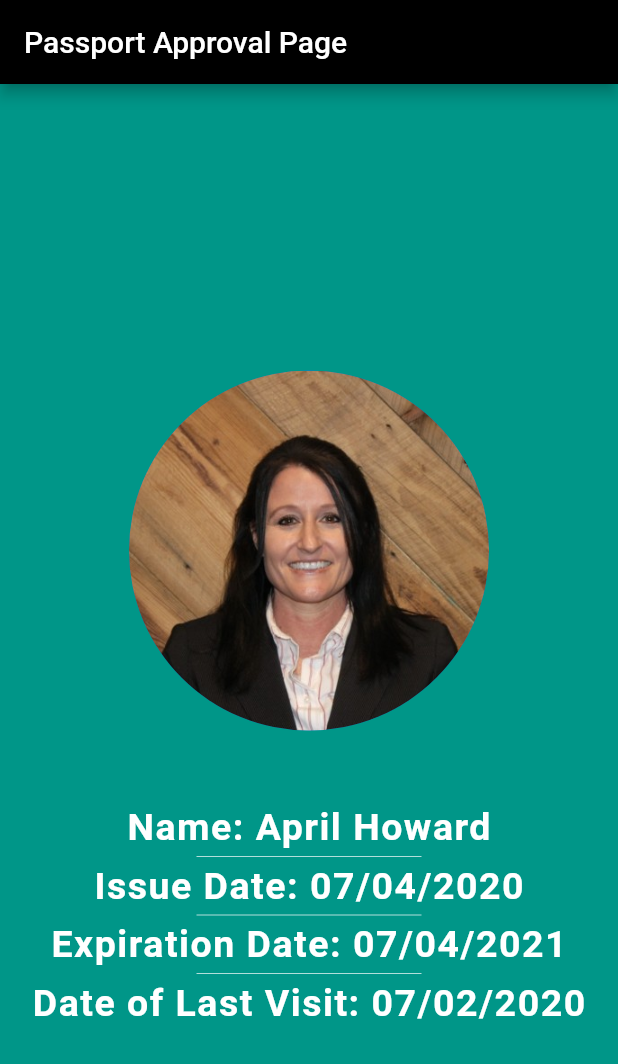
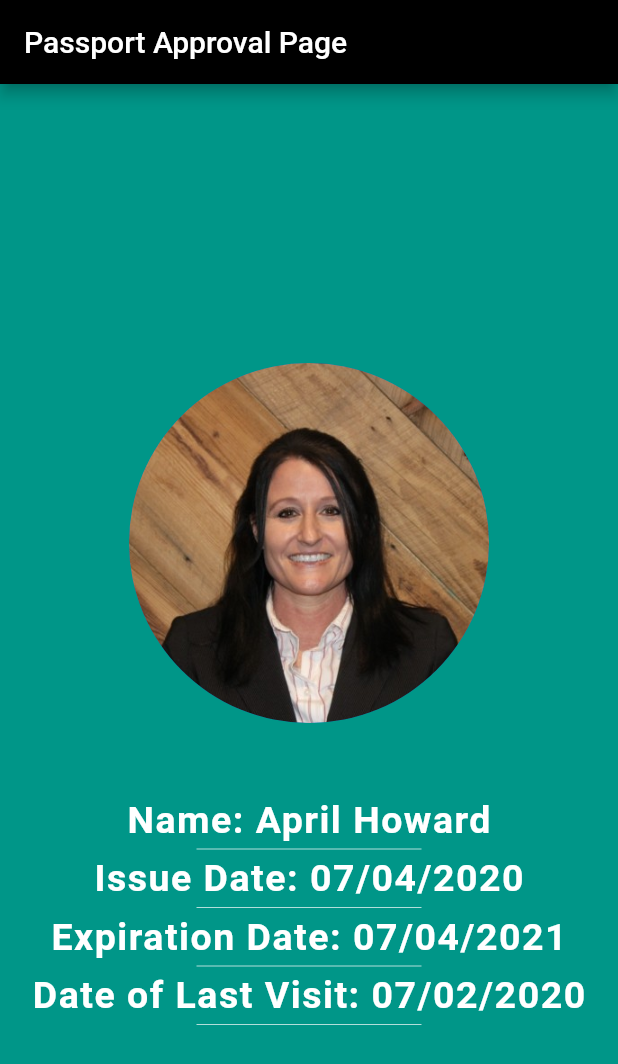
Before and after one commit to apphow/start_to_finish, a Flutter app: the screen it shows after launch, on a phone screen of 412 x 824 dp. Shown: the top 1064 px of the screen. Run offline on Flutter 3.47's test engine with Material 2 defaults, Android fonts, the phone set to English and light mode, and no system bars.

Commit message:
added SizedBox after Date of Last Visit to create space

```diff
--- a/lib/main.dart
+++ b/lib/main.dart
@@ -85,6 +85,13 @@ class MyPassport extends StatelessWidget {
                       letterSpacing: 1.0,
                     ),
                   ),
+                  SizedBox(
+                    height: 10.0,
+                    width: 150.0,
+                    child: Divider(
+                      color: Colors.teal.shade100,
+                    ),
+                  ),
                 ],
               ),
             ),
```
